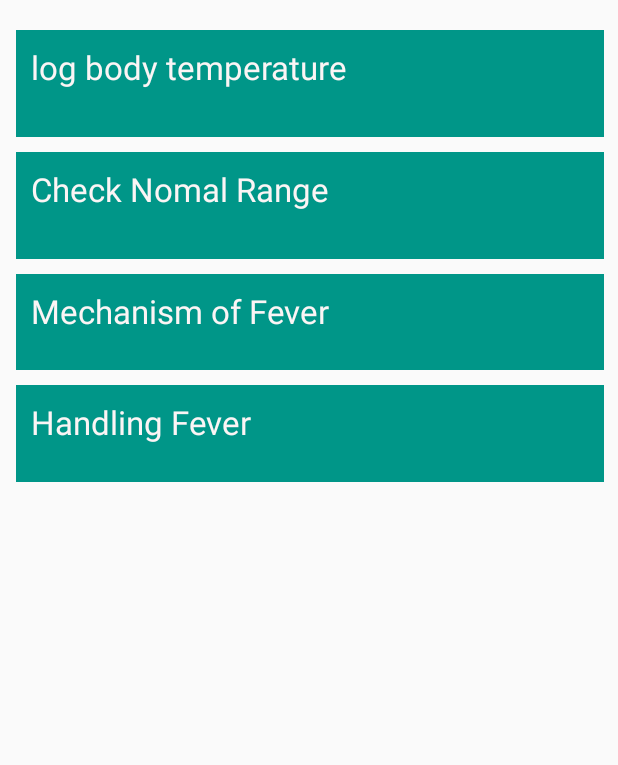
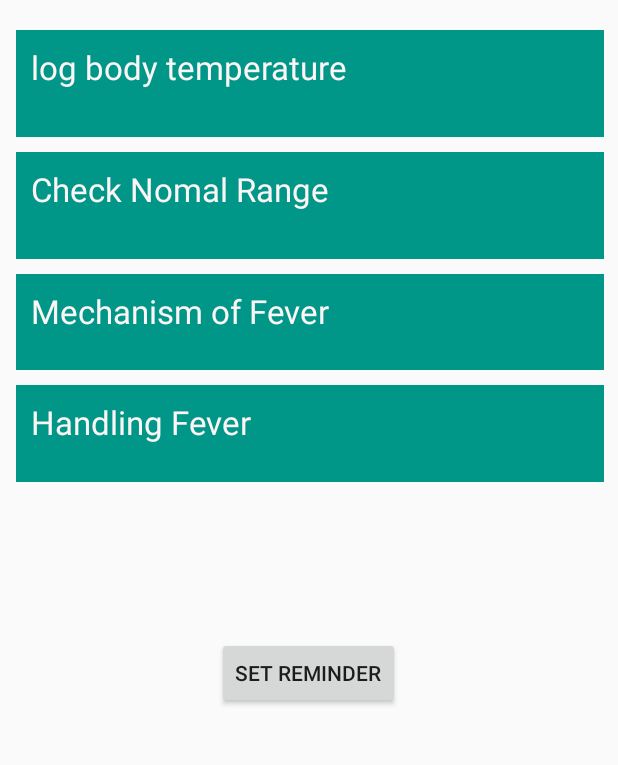
Before and after one commit to Asai0918/BT_Tracker, an Android app: the screen it shows after launch (MainActivity), on a phone screen of 412 x 824 dp, the part 395-1160 px from its top. Run offline under Robolectric (Android 15) with nearby library versions, the phone set to English and light mode, and no system bars.

```diff
--- a/app/src/main/java/com/example/myapplication2020m093/MainActivity.java
+++ b/app/src/main/java/com/example/myapplication2020m093/MainActivity.java
@@ -2,10 +2,16 @@ package com.example.myapplication2020m093;
 
 import androidx.appcompat.app.AppCompatActivity;
 
+import android.app.AlarmManager;
+import android.app.NotificationChannel;
+import android.app.NotificationManager;
+import android.app.PendingIntent;
 import android.content.Intent;
 import android.net.Uri;
+import android.os.Build;
 import android.os.Bundle;
 import android.view.View;
+import android.widget.Toast;
 
 public class MainActivity extends AppCompatActivity {
 
@@ -13,6 +19,7 @@ public class MainActivity extends AppCompatActivity {
     protected void onCreate(Bundle savedInstanceState) {
         super.onCreate(savedInstanceState);
         setContentView(R.layout.activity_main);
+        createNotificationChannel();
     }
 
     public void goToLogActivity(View view) {
@@ -34,4 +41,47 @@ public class MainActivity extends AppCompatActivity {
         Intent toLink2 = new Intent(Intent.ACTION_VIEW, Uri.parse("https://www.healthline.com/health/how-to-break-a-feve"));
         startActivity(toLink2);
     }
-}
+
+    public void setReminder(View view) {
+        // When user clicks "SET REMINDER" button, a toast message will
+// pop up to let user know that a reminder is set
+        Toast.makeText(this, "Reminder set!", Toast.LENGTH_SHORT).show();
+// Create an intent object to start
+// the ReminderBroadcastReceiver class
+        Intent intent = new Intent(this, ReminderBroadcastReceiver.class);
+// Create a pending intent so that the intent object above
+// will only fire when alarm triggers
+        PendingIntent pd = PendingIntent.getBroadcast(this, 0, intent, 0);
+// create an AlarmManager
+        AlarmManager alarmManager=
+                (AlarmManager)getSystemService(ALARM_SERVICE);
+// Repeating interval for the alarmManager is set to 6 second
+// for demonstration purpose
+// In real world application, users may want to get daily reminder
+// In that case, set the interval to 1000 * 60 * 60 * 24
+        long interval = 1000*6;
+// set up a repeating alarm so that the notification reminder
+// gets fired at the set interval
+        alarmManager.setRepeating(AlarmManager.RTC_WAKEUP,
+                System.currentTimeMillis(), interval, pd);
+    }
+    private void createNotificationChannel(){
+// First, check SDK version
+// Create notification channel only if SDK version > Android 8 Oreo
+// CAUTION: It's Oreo's O, not number 0!!!
+        if(Build.VERSION.SDK_INT >= Build.VERSION_CODES.O){
+            String channelID = "BT_Tracker_Channel";
+            String channelName = "BTTrackerReminderChannel";
+            String channelDescription = "Channel for BT Tracker reminder";
+            int importance = NotificationManager.IMPORTANCE_DEFAULT;
+            NotificationChannel channel = new NotificationChannel(channelID,
+                    channelName, importance);
+            channel.setDescription(channelDescription);
+// Create a notification manager
+            NotificationManager notificationManager =
+                    getSystemService(NotificationManager.class);
+// Create notification channel
+            notificationManager.createNotificationChannel(channel);
+        }
+    }
+        }
--- a/app/src/main/res/layout/activity_main.xml
+++ b/app/src/main/res/layout/activity_main.xml
@@ -63,7 +63,7 @@
             android:onClick="goToLogActivity"
             android:paddingLeft="10dp"
             android:paddingTop="10dp"
-            android:text="log body temperature"
+            android:text="@string/log_body_temperature"
             android:textAppearance="@style/TextAppearance.AppCompat.Large"
             android:textColor="#FBF5F5" />
 
@@ -124,4 +124,18 @@
 
     </LinearLayout>
 
+    <Button
+        android:id="@+id/setReminderButton"
+        android:layout_width="wrap_content"
+        android:layout_height="wrap_content"
+        android:onClick="setReminder"
+        android:layout_marginBottom="88dp"
+        android:text="Set Reminder"
+        app:layout_constraintBottom_toBottomOf="parent"
+        app:layout_constraintEnd_toEndOf="parent"
+        app:layout_constraintHorizontal_bias="0.498"
+        app:layout_constraintStart_toStartOf="parent"
+        app:layout_constraintTop_toBottomOf="@+id/linearLayout"
+        app:layout_constraintVertical_bias="0.14" />
+
 </androidx.constraintlayout.widget.ConstraintLayout>
--- a/app/src/main/res/values/strings.xml
+++ b/app/src/main/res/values/strings.xml
@@ -1,3 +1,4 @@
 <resources>
     <string name="app_name">My Application 2020m093</string>
+    <string name="log_body_temperature">log body temperature</string>
 </resources>
```
Also changed, not shown: app/src/main/AndroidManifest.xml (+10 -1 lines), app/src/main/java/com/example/myapplication2020m093/ReminderBroadcastReceiver2.java (added, +27 -0 lines).
